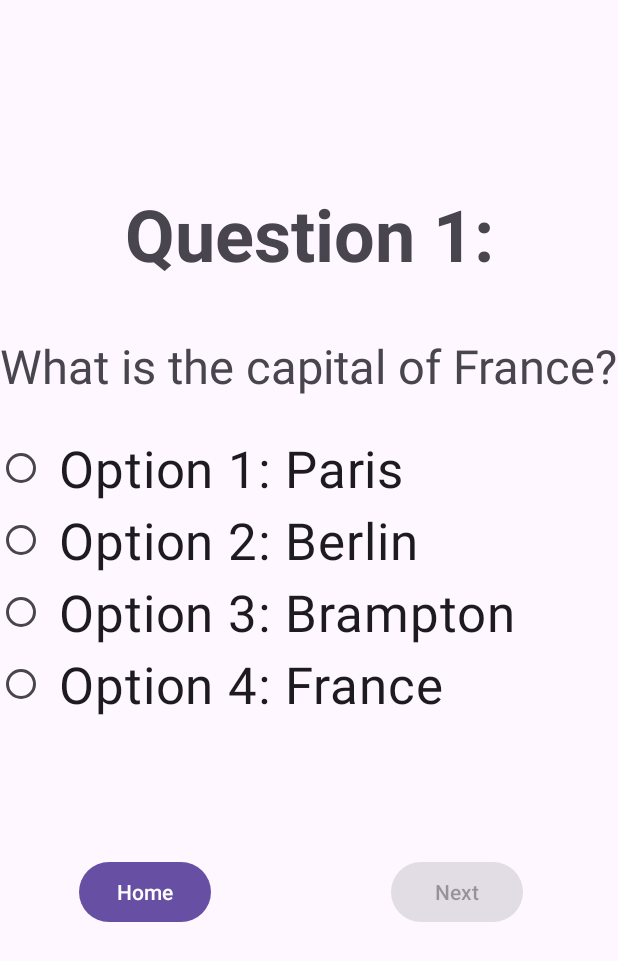
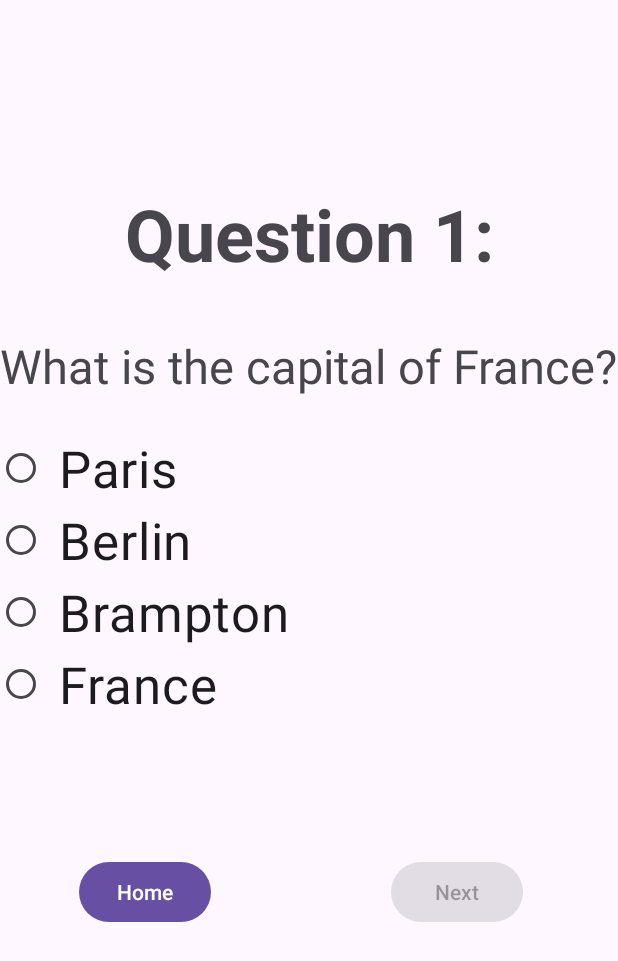
Before and after one commit to puroy3/Quizzie, an Android app: the QuestionActivity1 screen opened directly, with no data from a screen before it, on a phone screen of 412 x 824 dp. Shown: the top 961 px of the screen. Run offline under Robolectric (Android 15) with nearby library versions, the light colour scheme and no system bars.

Commit message:
Fixed Options Names.

```diff
--- a/app/src/main/java/com/example/quizzie/DatabaseHelper.java
+++ b/app/src/main/java/com/example/quizzie/DatabaseHelper.java
@@ -17,9 +17,9 @@ public class DatabaseHelper extends SQLiteOpenHelper {
     public static final String COLUMN_USER_ANSWER = "userAnswer";
     public static final String COLUMN_CORRECT_ANSWER = "correctAnswer";
     // Create SQL Query.
-    private static final String CREATE_TABLE = "CREATE TABLE " + TABLE_NAME + "(" + COLUMN_ID + " INTEGER PRIMARY KEY AUTOINCREMENT,"
-            + COLUMN_ID + " INTEGER PRIMARY KEY AUTOINCREMENT," + COLUMN_CORRECT_ANSWER + " TEXT,"
-            + COLUMN_USER_ANSWER + " TEXT," + COLUMN_CORRECT_ANSWER + " TEXT," + ");";
+    private static final String CREATE_TABLE = "CREATE TABLE " + TABLE_NAME + " (" + COLUMN_ID + " INTEGER PRIMARY KEY AUTOINCREMENT, "
+            + COLUMN_QUESTION_NUMBER + " INTEGER, "
+            + COLUMN_USER_ANSWER + " TEXT," + COLUMN_CORRECT_ANSWER + " TEXT);";
     public DatabaseHelper(Context context) {
         super(context, DATABASE_NAME, null, DATABASE_VERSION);
     }
--- a/app/src/main/java/com/example/quizzie/QuestionActivity1.java
+++ b/app/src/main/java/com/example/quizzie/QuestionActivity1.java
@@ -24,7 +24,7 @@ public class QuestionActivity1 extends AppCompatActivity {
     // Initialize instance of database helper.
     DatabaseHelper databaseHelper;
     // Set correct answer.
-    String correctAnswer = "Option 1: Paris";
+    String correctAnswer = "Paris";
 
     @Override
     protected void onCreate(Bundle savedInstanceState) {
--- a/app/src/main/java/com/example/quizzie/QuestionActivity2.java
+++ b/app/src/main/java/com/example/quizzie/QuestionActivity2.java
@@ -22,7 +22,7 @@ public class QuestionActivity2 extends AppCompatActivity {
     Button nextButton2;
     RadioGroup radioGroup2;
     DatabaseHelper databaseHelper;
-    String correctAnswer = "Option 2: New Delhi";
+    String correctAnswer = "New Delhi";
     @Override
     protected void onCreate(Bundle savedInstanceState) {
         super.onCreate(savedInstanceState);
--- a/app/src/main/java/com/example/quizzie/QuestionActivity3.java
+++ b/app/src/main/java/com/example/quizzie/QuestionActivity3.java
@@ -22,7 +22,7 @@ public class QuestionActivity3 extends AppCompatActivity {
     Button nextButton3;
     RadioGroup radioGroup3;
     DatabaseHelper databaseHelper;
-    String correctAnswer = "Option 3: Ottawa";
+    String correctAnswer = "Ottawa";
     @Override
     protected void onCreate(Bundle savedInstanceState) {
         super.onCreate(savedInstanceState);
--- a/app/src/main/res/layout/activity_question1.xml
+++ b/app/src/main/res/layout/activity_question1.xml
@@ -79,7 +79,7 @@
             android:id="@+id/option1aButton"
             android:layout_width="match_parent"
             android:layout_height="wrap_content"
-            android:text=" Option 1: Paris"
+            android:text=" Paris"
             android:textAlignment="textStart"
             android:textSize="34sp" />
 
@@ -87,7 +87,7 @@
             android:id="@+id/option2aButton"
             android:layout_width="match_parent"
             android:layout_height="wrap_content"
-            android:text=" Option 2: Berlin"
+            android:text=" Berlin"
             android:textAlignment="textStart"
             android:textSize="34sp" />
 
@@ -95,7 +95,7 @@
             android:id="@+id/option3aButton"
             android:layout_width="match_parent"
             android:layout_height="wrap_content"
-            android:text=" Option 3: Brampton"
+            android:text=" Brampton"
             android:textAlignment="textStart"
             android:textSize="34sp" />
 
@@ -103,7 +103,7 @@
             android:id="@+id/option4aButton"
             android:layout_width="match_parent"
             android:layout_height="wrap_content"
-            android:text=" Option 4: France"
+            android:text=" France"
             android:textAlignment="textStart"
             android:textSize="34sp" />
     </RadioGroup>
```
Also changed, not shown: app/src/main/res/layout/activity_question2.xml (+4 -4 lines), app/src/main/res/layout/activity_question3.xml (+4 -4 lines), app/src/main/res/layout/activity_results.xml (+0 -12 lines).
